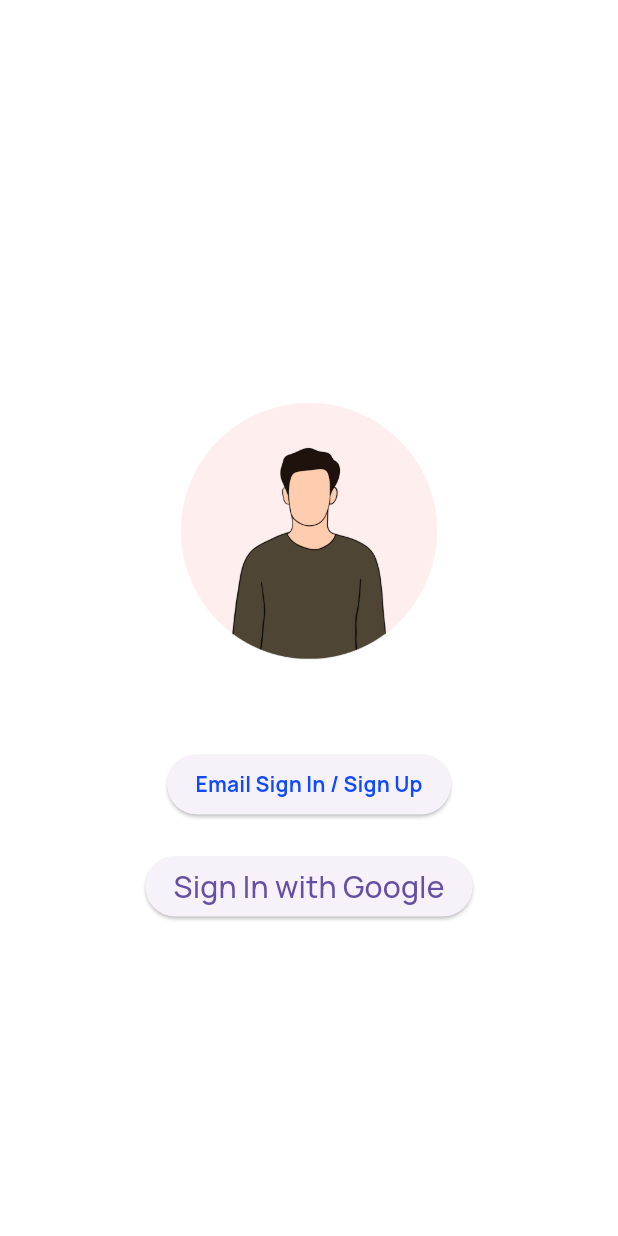
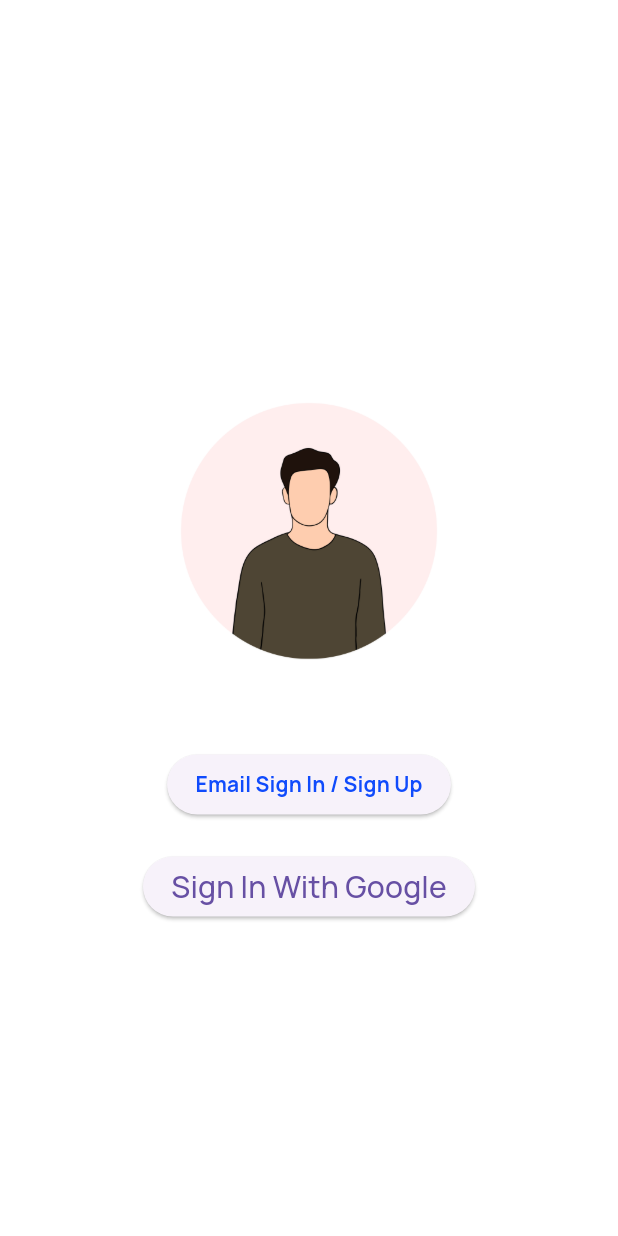
Before and after one commit to SankariKolanchi/usercredential, a Flutter app: the screen it shows after launch, on a phone screen of 412 x 824 dp. Run offline on Flutter 3.47's test engine with Material 3 defaults, Android fonts, the phone set to English and light mode, and no system bars; our stand-ins replace firebase_auth, firebase_core, google_sign_in, shared_preferences; accounts and stored records are empty.

Commit message:
Issues fixed

```diff
--- a/lib/views/screens/auth_screen.dart
+++ b/lib/views/screens/auth_screen.dart
@@ -51,7 +51,7 @@
               onPressed: () async {
                 await auth.signInWithGoogle(context);
               },
-              child: const Text('Sign In with Google'),
+              child: const Text('Sign In With Google'),
             ),
           ],
         ),
```
